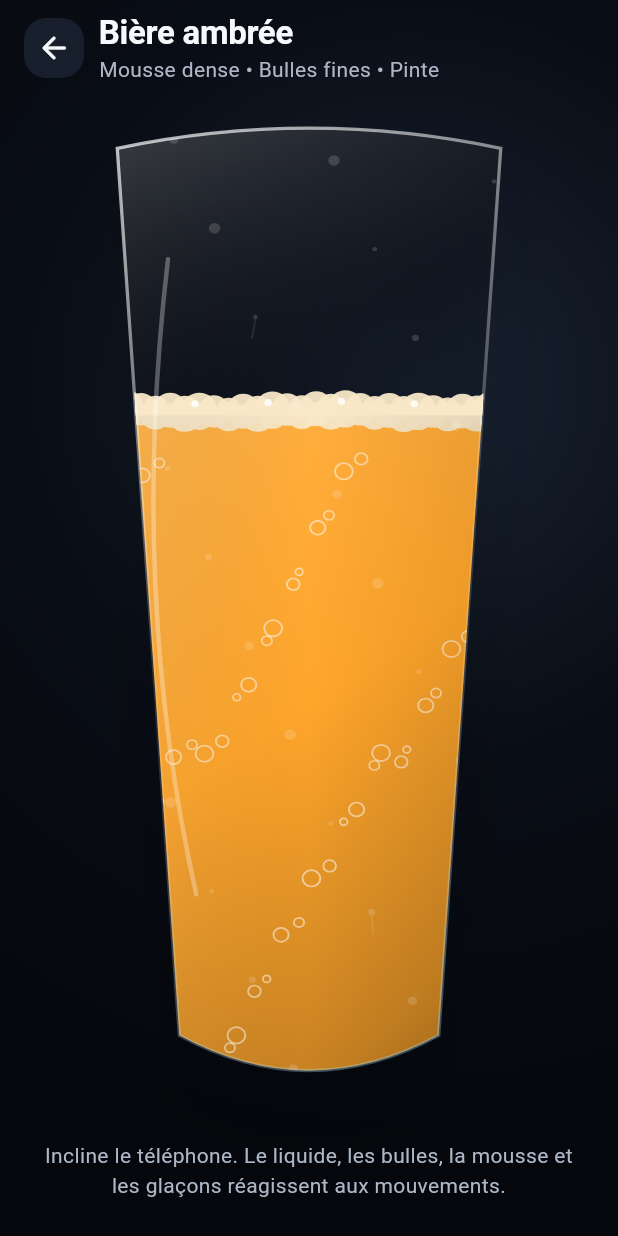
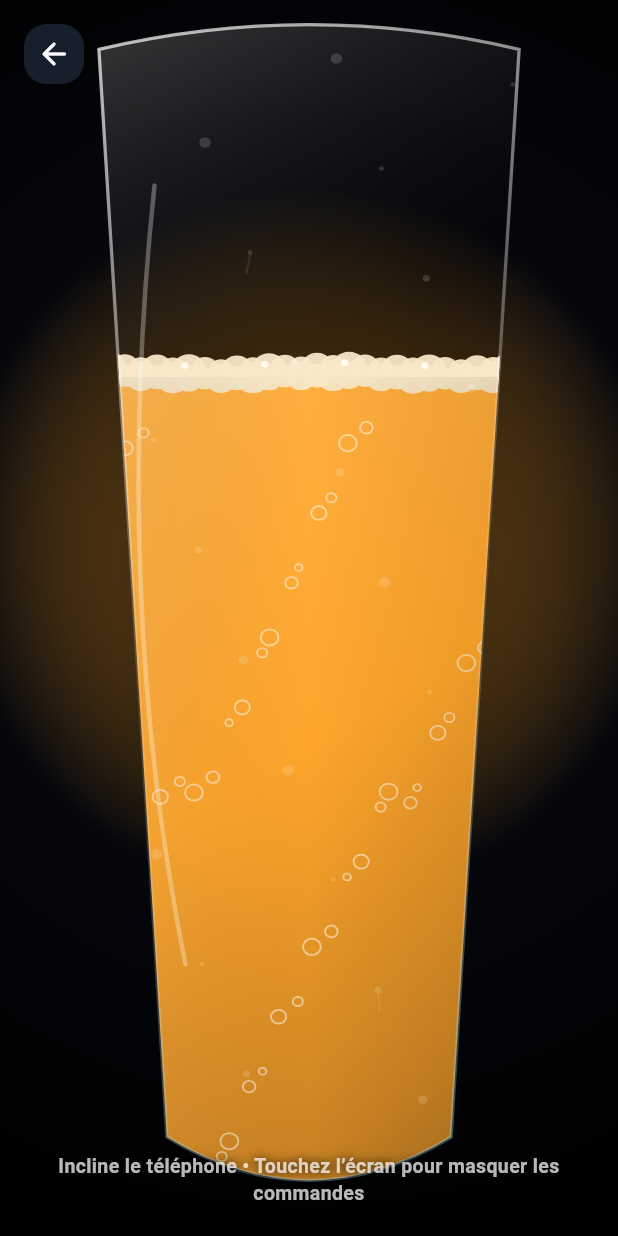
Before and after one commit to Neo52000/drinkverse, a Flutter app: the screen it shows after launch, after a tap on "Lancer la simulation", on a phone screen of 412 x 824 dp. Run offline on Flutter 3.47's test engine with Material 3 defaults, Android fonts, the phone set to English and light mode, and no system bars; our stand-ins replace sensors_plus.

Commit message:
Launch the edge-to-edge simulation screen

```diff
--- a/lib/features/home/home_screen_v3.dart
+++ b/lib/features/home/home_screen_v3.dart
@@ -3,6 +3,7 @@
 import '../../core/app_theme.dart';
 import '../../models/drink.dart';
 import '../../widgets/drink_vessel.dart';
+import 'vessel_simulation_screen.dart';
 
 class HomeScreenV3 extends StatefulWidget {
   const HomeScreenV3({super.key});
@@ -253,63 +254,6 @@
   }
 }
 
-class VesselSimulationScreen extends StatelessWidget {
-  const VesselSimulationScreen({super.key, required this.drink});
-
-  final Drink drink;
-
-  @override
-  Widget build(BuildContext context) {
-    return Scaffold(
-      backgroundColor: AppTheme.background,
-      body: SafeArea(
-        child: DecoratedBox(
-          decoration: const BoxDecoration(gradient: AppTheme.appGradient),
-          child: Column(
-            children: [
-              Padding(
-                padding: const EdgeInsets.fromLTRB(12, 8, 18, 8),
-                child: Row(
-                  children: [
-                    IconButton(
-                      onPressed: () => Navigator.of(context).pop(),
-                      icon: const Icon(Icons.arrow_back_rounded),
-                    ),
-                    const SizedBox(width: 6),
-                    Expanded(
-                      child: Column(
-                        crossAxisAlignment: CrossAxisAlignment.start,
-                        children: [
-                          Text(drink.name, style: Theme.of(context).textTheme.titleLarge),
-                          Text('${drink.subtitle} • ${_glassLabel(drink.glassType)}'),
-                        ],
-                      ),
-                    ),
-                  ],
-                ),
-              ),
-              Expanded(
-                child: Padding(
-                  padding: const EdgeInsets.fromLTRB(18, 8, 18, 12),
-                  child: DrinkVessel(drink: drink),
-                ),
-              ),
-              const Padding(
-                padding: EdgeInsets.fromLTRB(24, 4, 24, 24),
-                child: Text(
-                  'Incline le téléphone. Le liquide, les bulles, la mousse et les glaçons réagissent aux mouvements.',
-                  textAlign: TextAlign.center,
-                  style: TextStyle(color: AppTheme.textSecondary),
-                ),
-              ),
-            ],
-          ),
-        ),
-      ),
-    );
-  }
-}
-
 String _glassLabel(GlassType type) {
   return switch (type) {
     GlassType.pint => 'Pinte',
```
